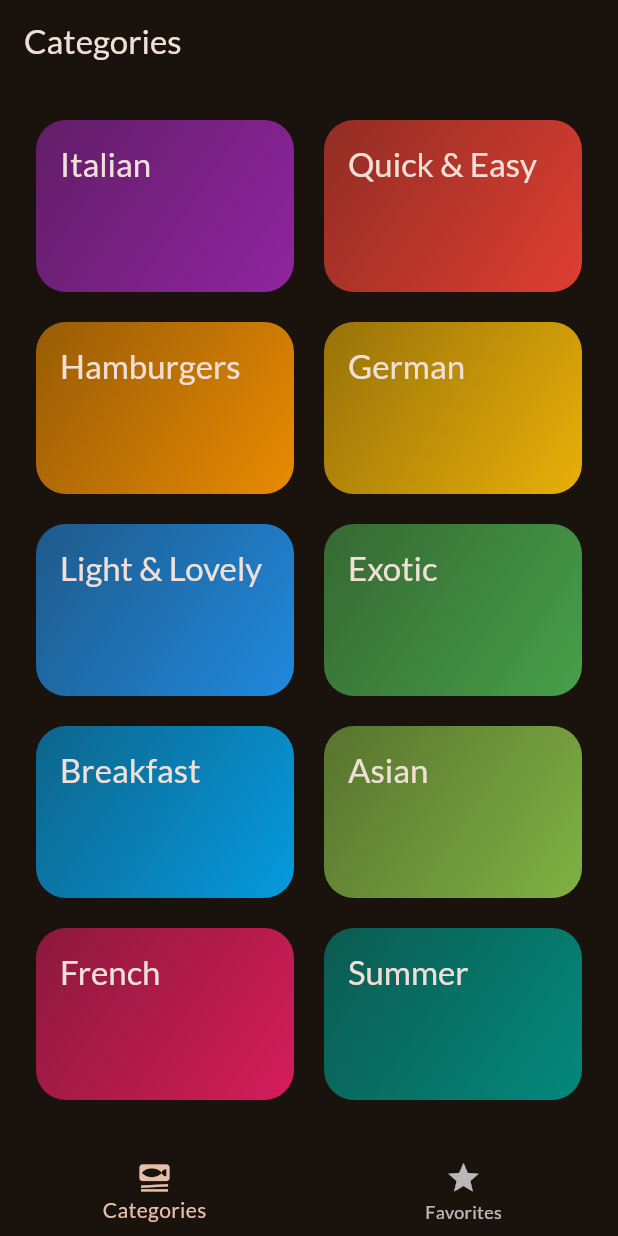
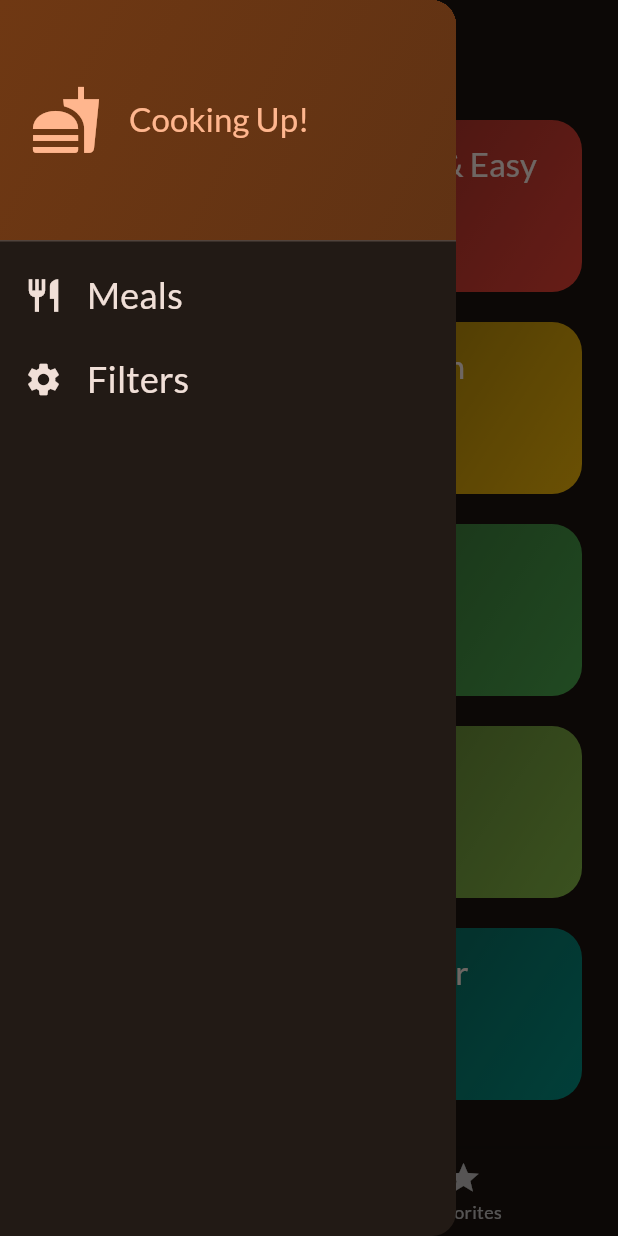
Before and after one commit to chamathk77/meal_category_app_flutter, a Flutter app: the screen it shows after launch, with the side drawer open (before the commit the screen has no drawer), on a phone screen of 412 x 824 dp. Run offline on Flutter 3.47's test engine with Material 3 defaults, Android fonts, the phone set to English and light mode, and no system bars; our stand-ins replace google_fonts, transparent_image.

Commit message:
done side drawer and filter screen

```diff
--- a/lib/screens/meal_details.dart
+++ b/lib/screens/meal_details.dart
@@ -23,12 +23,15 @@ class MealDetailsScreen extends StatelessWidget {
           )
         ]),
         body: SingleChildScrollView(
+            padding: const EdgeInsets.all(25),
             child: Column(children: [
               Image.network(
+
                 meal.imageUrl,
                 height: 300,
                 width: double.infinity,
                 fit: BoxFit.cover,
+
               ),
               const SizedBox(height: 14),
               Text(
--- a/lib/screens/tabs.dart
+++ b/lib/screens/tabs.dart
@@ -1,7 +1,9 @@
 import 'package:flutter/material.dart';
 import 'package:meal_category_app_flutter/models/meal.dart';
 import 'package:meal_category_app_flutter/screens/categories.dart';
+import 'package:meal_category_app_flutter/screens/filters.dart';
 import 'package:meal_category_app_flutter/screens/meals.dart';
+import 'package:meal_category_app_flutter/widgets/main_drawer.dart';
 
 class TabsScreen extends StatefulWidget {
   const TabsScreen({super.key});
@@ -15,9 +17,19 @@ class _TabsScreenState extends State<TabsScreen> {
   int _selectedPageIndex = 0;
   final List<Meal> favoriteMeals = [];
 
+  void _showInfoMessage(String message) {
+    ScaffoldMessenger.of(context).clearSnackBars();
+    ScaffoldMessenger.of(context).showSnackBar(
+      SnackBar(
+        content: Text(message),
+      ),
+    );
+  }
+
   void _toggleMealFavoriteStatus(Meal meal) {
     final isExisting = favoriteMeals.contains(meal);
     if (isExisting) {
+      _showInfoMessage('Meal is no longer a favorite.');
       setState(() {
         favoriteMeals.remove(meal);
       });
@@ -25,6 +37,7 @@ class _TabsScreenState extends State<TabsScreen> {
       setState(() {
         favoriteMeals.add(meal);
       });
+      _showInfoMessage('Marked as favorite.');
     }
   }
 
@@ -43,15 +56,26 @@ class _TabsScreenState extends State<TabsScreen> {
 
     if (_selectedPageIndex == 1) {
       activePage = MealsScreen(
-        meals: [],
+        meals: favoriteMeals,
         onToggleFavorite: _toggleMealFavoriteStatus,
       );
       activePageTitle = 'Your Favorites';
     }
 
+    void _setScreen(String identifier) {
+      Navigator.of(context).pop();
+      if (identifier == 'filters') {
+        Navigator.of(context)
+            .push(MaterialPageRoute(builder: (ctx) => FiltersScreen()));
+      }
+    }
+
     return Scaffold(
         appBar: AppBar(
           title: Text(activePageTitle),
+        ),
+        drawer: MainDrawer(
+          onSelectScreen: _setScreen,
         ),
         body: activePage,
         bottomNavigationBar: BottomNavigationBar(
--- /dev/null
+++ b/lib/widgets/main_drawer.dart
@@ -0,0 +1,75 @@
+import 'package:flutter/material.dart';
+
+class MainDrawer extends StatelessWidget {
+  const MainDrawer({super.key, required this.onSelectScreen});
+
+  final void Function(String identifier) onSelectScreen;
+
+  @override
+  Widget build(BuildContext context) {
+    return Drawer(
+      child: Column(children: [
+        DrawerHeader(
+          padding: const EdgeInsets.all(20),
+          decoration: BoxDecoration(
+            gradient: LinearGradient(
+              colors: [
+                Theme.of(context).colorScheme.primaryContainer,
+                Theme.of(context).colorScheme.primaryContainer.withOpacity(0.8),
+              ],
+              begin: Alignment.topLeft,
+              end: Alignment.bottomRight,
+            ),
+          ),
+          child: Row(children: [
+            Icon(
+              Icons.fastfood,
+              size: 48,
+              color: Theme.of(context).colorScheme.primary,
+            ),
+            const SizedBox(width: 18),
+            Text('Cooking Up!',
+                style: Theme.of(context).textTheme.titleLarge!.copyWith(
+                      color: Theme.of(context).colorScheme.primary,
+                    ))
+          ]),
+        ),
+        ListTile(
+          leading: Icon(
+            Icons.restaurant,
+            size: 26,
+            color: Theme.of(context).colorScheme.onBackground,
+          ),
+          title: Text(
+            'Meals',
+            style: Theme.of(context).textTheme.titleSmall!.copyWith(
+                  color: Theme.of(context).colorScheme.onBackground,
+                  fontSize: 24,
+                ),
+          ),
+          onTap: () {
+
+            onSelectScreen('meals');
+          },
+        ),
+        ListTile(
+          leading: Icon(
+            Icons.settings,
+            size: 26,
+            color: Theme.of(context).colorScheme.onBackground,
+          ),
+          title: Text(
+            'Filters',
+            style: Theme.of(context).textTheme.titleSmall!.copyWith(
+                  color: Theme.of(context).colorScheme.onBackground,
+                  fontSize: 24,
+                ),
+          ),
+          onTap: () {
+            onSelectScreen('filters');
+          },
+        )
+      ]),
+    );
+  }
+}
```
Also changed, not shown: lib/screens/filters.dart (added, +64 -0 lines). Lines whose indentation alone changed are shown as unchanged.
